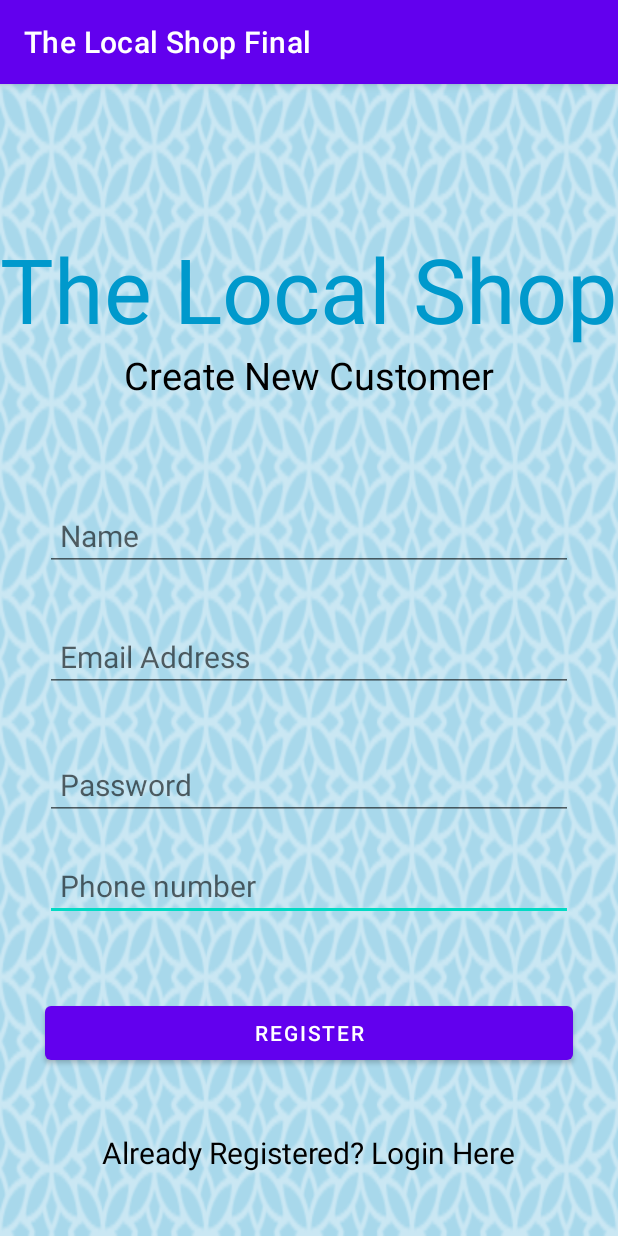
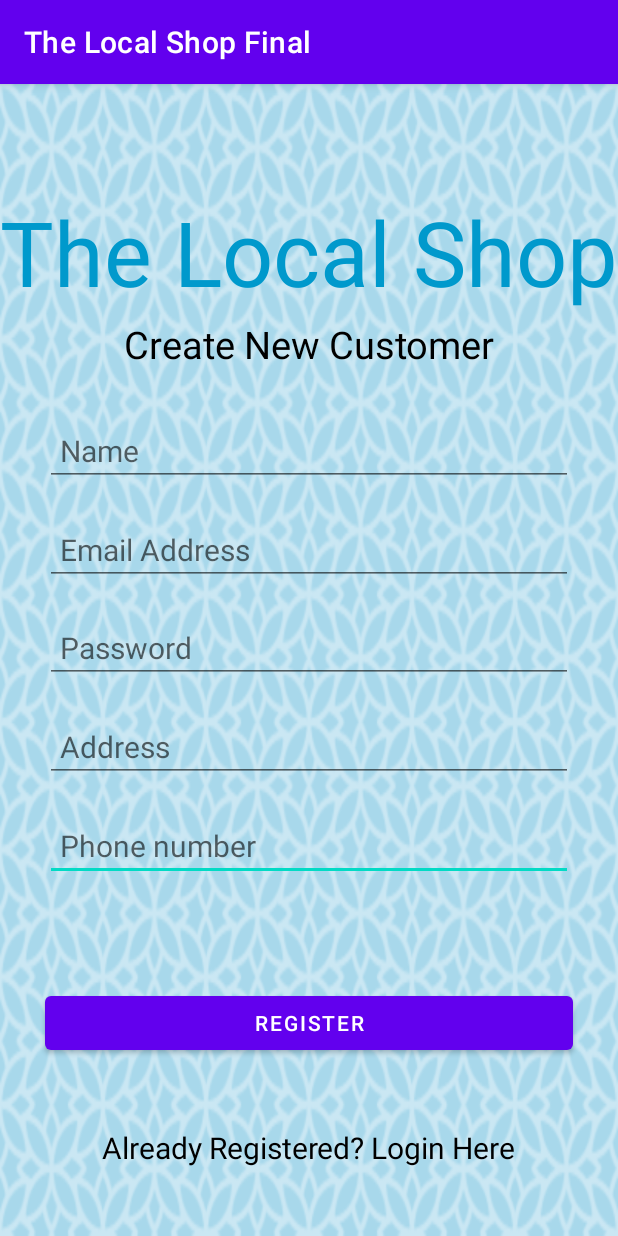
Before and after one commit to chelsi-001011/the-local-shop, an Android app: the screen it shows after launch (Register_Customer), after a tap on "AS CUSTOMER", on a phone screen of 412 x 824 dp. Run offline under Robolectric (Android 15) with nearby library versions, the phone set to English and light mode, and no system bars; our stand-ins replace Firebase (no records; nobody signed in at launch, a user with empty details on screens opened directly); Roboto replaces fonts that are not available here.

```diff
--- a/app/src/main/java/com/example/thelocalshopfinal/Register_Customer.java
+++ b/app/src/main/java/com/example/thelocalshopfinal/Register_Customer.java
@@ -28,7 +28,7 @@ package com.example.thelocalshopfinal;
         import java.util.Map;
 
 public class Register_Customer extends AppCompatActivity {
-    EditText mFullName, mEmail, mPassword, mPhone;
+    EditText mFullName, mEmail, mPassword, mPhone, mAddress;
     Button mRegisterBtn;
     TextView mLoginBtn;
     FirebaseAuth fAuth;
@@ -44,6 +44,7 @@ public class Register_Customer extends AppCompatActivity {
         mEmail = findViewById(R.id.emailAddress);
         mPassword = findViewById(R.id.password);
         mPhone = findViewById(R.id.phoneNumber);
+        mAddress = findViewById(R.id.address);
         mRegisterBtn = findViewById(R.id.registerButton);
         mLoginBtn = findViewById(R.id.alreadyRegisteredLogin);
 
@@ -63,6 +64,7 @@ public class Register_Customer extends AppCompatActivity {
                 String password = mPassword.getText().toString().trim();
                 String fullName = mFullName.getText().toString();
                 String phone = mPhone.getText().toString();
+                String address = mAddress.getText().toString().trim();
 
                 if(TextUtils.isEmpty(email)){
                     mEmail.setError("EMAIL IS REQUIRED.");
@@ -75,6 +77,10 @@ public class Register_Customer extends AppCompatActivity {
 
                 if(password.length()<6){
                     mPassword.setError("PASSWORD MUST BE 6 CHARACTERS ATLEAST.");
+                }
+
+                if(TextUtils.isEmpty(address)){
+                    mAddress.setError(" ADDRESS IS REQUIRED.");
                 }
 
                 progressBar.setVisibility(View.VISIBLE);
@@ -92,6 +98,7 @@ public class Register_Customer extends AppCompatActivity {
                             user.put("fName",fullName);
                             user.put("email",email);
                             user.put("phone",phone);
+                            user.put("address",address);
                             documentReference.set(user).addOnSuccessListener(new OnSuccessListener<Void>() {
                                 @Override
                                 public void onSuccess(Void aVoid) {
--- a/app/src/main/res/layout/activity_register__customer.xml
+++ b/app/src/main/res/layout/activity_register__customer.xml
@@ -13,15 +13,15 @@
         android:layout_height="wrap_content"
         android:layout_margin="30dp"
         android:ems="10"
+        android:hint="Phone number"
         android:inputType="phone"
         android:padding="10dp"
-        android:hint="Phone number"
         android:textSize="20sp"
         app:layout_constraintBottom_toBottomOf="parent"
         app:layout_constraintEnd_toEndOf="parent"
         app:layout_constraintStart_toStartOf="parent"
         app:layout_constraintTop_toBottomOf="@+id/createNewAccount"
-        app:layout_constraintVertical_bias="0.6" />
+        app:layout_constraintVertical_bias="0.56" />
 
     <EditText
         android:id="@+id/password"
@@ -29,15 +29,15 @@
         android:layout_height="wrap_content"
         android:layout_margin="30dp"
         android:ems="10"
+        android:hint="Password"
         android:inputType="textPassword"
         android:padding="10dp"
-        android:hint="Password"
         android:textSize="20sp"
         app:layout_constraintBottom_toBottomOf="parent"
         app:layout_constraintEnd_toEndOf="parent"
         app:layout_constraintStart_toStartOf="parent"
         app:layout_constraintTop_toBottomOf="@+id/createNewAccount"
-        app:layout_constraintVertical_bias="0.45" />
+        app:layout_constraintVertical_bias="0.28" />
 
     <EditText
         android:id="@+id/emailAddress"
@@ -45,15 +45,32 @@
         android:layout_height="wrap_content"
         android:layout_margin="30dp"
         android:ems="10"
+        android:hint="Email Address"
         android:inputType="textEmailAddress"
         android:padding="10dp"
-        android:hint="Email Address"
         android:textSize="20sp"
         app:layout_constraintBottom_toBottomOf="parent"
         app:layout_constraintEnd_toEndOf="parent"
         app:layout_constraintStart_toStartOf="parent"
         app:layout_constraintTop_toBottomOf="@+id/createNewAccount"
-        app:layout_constraintVertical_bias="0.26" />
+        app:layout_constraintVertical_bias="0.14" />
+
+    <EditText
+        android:id="@+id/address"
+        android:layout_width="0dp"
+        android:layout_height="wrap_content"
+        android:layout_margin="30dp"
+        android:ems="10"
+        android:hint="Address"
+        android:inputType="textPostalAddress"
+        android:padding="10dp"
+        android:textSize="20sp"
+        app:layout_constraintBottom_toBottomOf="parent"
+        app:layout_constraintEnd_toEndOf="parent"
+        app:layout_constraintHorizontal_bias="0.266"
+        app:layout_constraintStart_toStartOf="parent"
+        app:layout_constraintTop_toBottomOf="@+id/createNewAccount"
+        app:layout_constraintVertical_bias="0.42" />
 
     <TextView
         android:id="@+id/appName"
@@ -67,12 +84,13 @@
         app:layout_constraintEnd_toEndOf="parent"
         app:layout_constraintStart_toStartOf="parent"
         app:layout_constraintTop_toTopOf="parent"
-        app:layout_constraintVertical_bias="0.13999999" />
+        app:layout_constraintVertical_bias="0.104" />
 
     <TextView
         android:id="@+id/createNewAccount"
         android:layout_width="wrap_content"
         android:layout_height="wrap_content"
+        android:layout_marginTop="4dp"
         android:text="Create New Customer"
         android:textColor="@color/black"
         android:textSize="25sp"
@@ -86,28 +104,29 @@
         android:layout_height="wrap_content"
         android:layout_margin="30dp"
         android:ems="10"
+        android:hint="Name"
         android:inputType="textPersonName"
         android:padding="10dp"
-        android:hint="Name"
         android:textSize="20sp"
         app:layout_constraintBottom_toBottomOf="parent"
         app:layout_constraintEnd_toEndOf="parent"
         app:layout_constraintStart_toStartOf="parent"
         app:layout_constraintTop_toBottomOf="@+id/createNewAccount"
-        app:layout_constraintVertical_bias="0.07999998" />
+        app:layout_constraintVertical_bias="0.0" />
 
     <Button
         android:id="@+id/registerButton"
         android:layout_width="0dp"
         android:layout_height="wrap_content"
+        android:layout_margin="30dp"
         android:layout_marginTop="32dp"
         android:text="Register"
         app:layout_constraintBottom_toBottomOf="parent"
-        android:layout_margin="30dp"
         app:layout_constraintEnd_toEndOf="parent"
+        app:layout_constraintHorizontal_bias="0.883"
         app:layout_constraintStart_toStartOf="parent"
         app:layout_constraintTop_toBottomOf="@+id/phoneNumber"
-        app:layout_constraintVertical_bias="0.19999999" />
+        app:layout_constraintVertical_bias="0.314" />
 
     <TextView
         android:id="@+id/alreadyRegisteredLogin"
```
Also changed, not shown: app/src/main/java/com/example/thelocalshopfinal/Register_Store.java (+39 -17 lines), app/src/main/res/layout/activity_register__store.xml (+22 -6 lines), app/src/main/res/values/strings.xml (+7 -0 lines).
